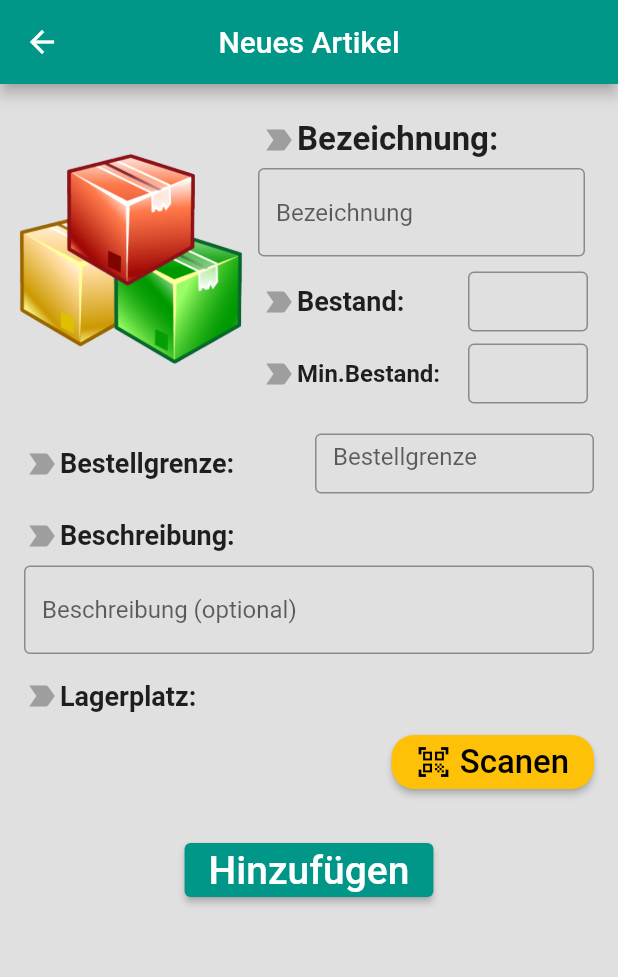
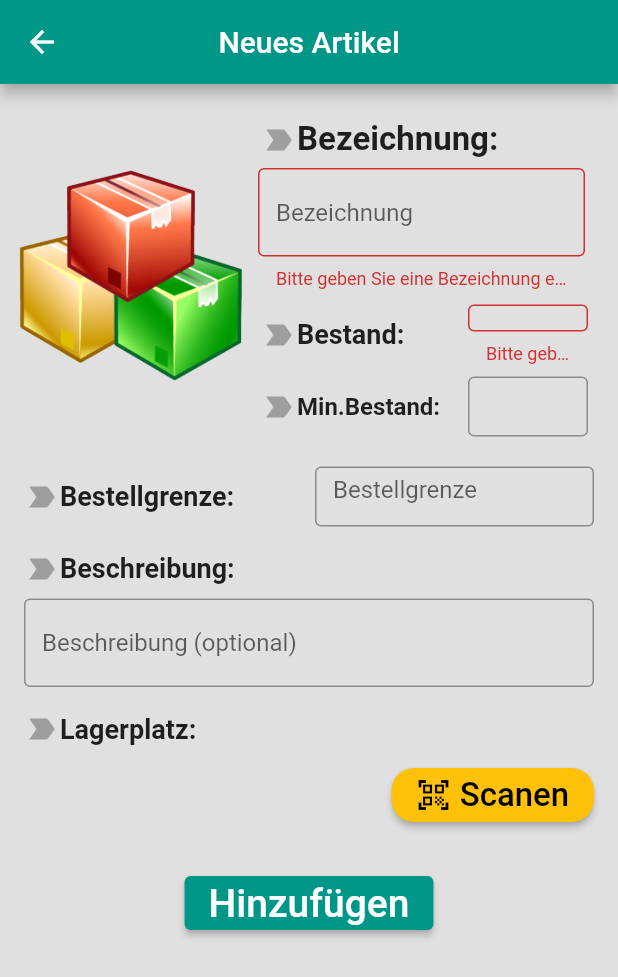
Before and after one commit to A-Furoogh/inventar_app, a Flutter app: the ArtikelCrudPage screen opened directly, after a tap on "Hinzufügen", on a phone screen of 412 x 824 dp. Shown: the top 977 px of the screen. Run offline on Flutter 3.47's test engine with Material 2 defaults, Android fonts, the phone set to English and light mode, and no system bars; our stand-ins replace bloc, equatable, flutter_bloc, flutter_phoenix, image_picker; missing offline and left inert: flutter_barcode_scanner.

Commit message:
Add function fixed with image

```diff
--- a/lib/blocs/artikel_bloc/artikel_bloc.dart
+++ b/lib/blocs/artikel_bloc/artikel_bloc.dart
@@ -23,6 +23,7 @@ class ArtikelBloc extends Bloc<ArtikelEvent, ArtikelState> {
     });
 
     on<ArtikelAddEvent>((event, emit) async {
+      emit(const ArtikelLoadingState());
       try {
         await _artikelRepository.addArtikel(event.artikel);
         final List<Artikel> artikel = await _artikelRepository.getArtikels();
--- a/lib/models/artikel.dart
+++ b/lib/models/artikel.dart
@@ -5,8 +5,8 @@ class Artikel {
   final int bestand;
   final int? mindestbestand;
   final int? bestellgrenze;
-  final String? image;
-  final int? lagerplatzId;
+  String? image;
+  final String? lagerplatzId;
 
   Artikel({
     this.artikelId,
@@ -28,7 +28,7 @@ class Artikel {
       mindestbestand: json['mindestbestand'] != null ? int.parse(json['mindestbestand']) : null,
       bestellgrenze: json['bestellgrenze'] != null ? int.parse(json['bestellgrenze']) : null,
       image: json['image'],
-      lagerplatzId: json['lagerplatzId'] != null ? int.parse(json['lagerplatzId']) : null,
+      lagerplatzId: json['lagerplatzId'] ?? json['lagerplatzId'],
     );
   }
 
--- a/lib/pages/artikel/artikel_tile.dart
+++ b/lib/pages/artikel/artikel_tile.dart
@@ -10,11 +10,11 @@ class ArtikelTile extends StatelessWidget {
   final int bestand;
   final int? mindestbestand;
   final int? bestellgrenze;
-  final int? lagerplatzId;
+  final String? lagerplatzId;
   final String? beschreibung;
 
 
-  const ArtikelTile({super.key, this.image, required this.bezeichnung, required this.artikelId, required this.bestand, this.mindestbestand = 0, this.bestellgrenze = 0, this.lagerplatzId = 0, this.beschreibung= ' '});
+  const ArtikelTile({super.key, this.image, required this.bezeichnung, required this.artikelId, required this.bestand, this.mindestbestand = 0, this.bestellgrenze = 0, this.lagerplatzId = '', this.beschreibung= ' '});
 
   @override
   Widget build(BuildContext context) {
--- a/lib/pages/artikel_crud/artikel_crud_page.dart
+++ b/lib/pages/artikel_crud/artikel_crud_page.dart
@@ -3,7 +3,10 @@ import 'dart:io';
 import 'package:flutter/material.dart';
 import 'package:flutter/services.dart';
 import 'package:flutter_barcode_scanner/flutter_barcode_scanner.dart';
+import 'package:flutter_bloc/flutter_bloc.dart';
 import 'package:image_picker/image_picker.dart';
+import 'package:inventar_app/blocs/artikel_bloc/artikel_bloc.dart';
+import 'package:inventar_app/models/artikel.dart';
 
 class ArtikelCrudPage extends StatefulWidget {
   const ArtikelCrudPage({super.key});
@@ -26,6 +29,7 @@ class _ArtikelCrudPageState extends State<ArtikelCrudPage> {
 
   final GlobalKey<FormState> _formKey = GlobalKey<FormState>();
 
+
   @override
   Widget build(BuildContext context) {
     return Scaffold(
@@ -47,16 +51,17 @@ class _ArtikelCrudPageState extends State<ArtikelCrudPage> {
                       children: [
                         GestureDetector(
                             onTap: _changeImage,
-                          child: _pickedImage != null ? Image.file(
-                              _pickedImage!,
-                              width: 150,
-                              height: 150,
-                              fit: BoxFit.cover) : const Image(
-                              image: AssetImage('assets/images/default_artikel.png'),
+                            child: _pickedImage != null
+                                ? Image.file(_pickedImage!,
                                     width: 150,
                                     height: 150,
                                     fit: BoxFit.cover)
-                        ),
+                                : const Image(
+                                    image: AssetImage(
+                                        'assets/images/default_artikel.png'),
+                                    width: 150,
+                                    height: 150,
+                                    fit: BoxFit.cover)),
                         Expanded(
                           child: Padding(
                             padding: const EdgeInsets.all(4.0),
@@ -74,7 +79,8 @@ class _ArtikelCrudPageState extends State<ArtikelCrudPage> {
                                                 color: Colors.grey),
                                             Text('Bezeichnung: ',
                                                 style: TextStyle(
-                                                    fontWeight: FontWeight.bold,
+                                                    fontWeight:
+                                                        FontWeight.bold,
                                                     fontSize: 22)),
                                           ],
                                         ),
@@ -154,7 +160,8 @@ class _ArtikelCrudPageState extends State<ArtikelCrudPage> {
                                               Text(
                                                 'Min.Bestand: ',
                                                 style: TextStyle(
-                                                    fontWeight: FontWeight.bold,
+                                                    fontWeight:
+                                                        FontWeight.bold,
                                                     fontSize: 16),
                                               ),
                                             ],
@@ -191,7 +198,8 @@ class _ArtikelCrudPageState extends State<ArtikelCrudPage> {
                             padding: EdgeInsets.all(4.0),
                             child: Row(
                               children: [
-                                Icon(Icons.label_important, color: Colors.grey),
+                                Icon(Icons.label_important,
+                                    color: Colors.grey),
                                 Text('Bestellgrenze: ',
                                     style: TextStyle(
                                         fontWeight: FontWeight.bold,
@@ -278,7 +286,8 @@ class _ArtikelCrudPageState extends State<ArtikelCrudPage> {
                                     backgroundColor: Colors.amber,
                                     foregroundColor: Colors.black,
                                     shape: RoundedRectangleBorder(
-                                      borderRadius: BorderRadius.circular(15.0),
+                                      borderRadius:
+                                          BorderRadius.circular(15.0),
                                     )),
                                 child: const Row(
                                   children: [
@@ -301,7 +310,35 @@ class _ArtikelCrudPageState extends State<ArtikelCrudPage> {
                       padding: const EdgeInsets.symmetric(
                           vertical: 16.0, horizontal: 8.0),
                       child: ElevatedButton(
-                        onPressed: () {},
+                        onPressed: () {
+                          if (_formKey.currentState!.validate()) {
+                            Artikel artikel = Artikel(
+                                bezeichnung: _bezeichnungController.text,
+                                bestand: int.parse(_bestandController.text),
+                                mindestbestand: _minBestandController
+                                        .text.isNotEmpty
+                                    ? int.parse(_minBestandController.text)
+                                    : 0,
+                                bestellgrenze: _bestellgrenzeController
+                                        .text.isNotEmpty
+                                    ? int.parse(_bestellgrenzeController.text)
+                                    : 0,
+                                beschreibung:
+                                    _beschreibungController.text.isNotEmpty
+                                        ? _beschreibungController.text
+                                        : null,
+                                lagerplatzId:
+                                    _lagerplatzIdController.isNotEmpty
+                                        ? _lagerplatzIdController
+                                        : null,
+                                image: _pickedImage != null
+                                    ? _pickedImage!.path
+                                    : null);
+                            // Mit dem ArtikelAddEvent wird der Artikel in der Datenbank gespeichert
+                            BlocProvider.of<ArtikelBloc>(context).add(ArtikelAddEvent(artikel));
+                            Navigator.pop(context);
+                          }
+                        },
                         child: const Text('Hinzufügen',
                             style: TextStyle(fontSize: 26)),
                       ),
@@ -429,5 +466,4 @@ void _processImage(XFile? pickedFile) {
       );
     }
   }
-
 }
```
Also changed, not shown: lib/repositories/artikel_repository.dart (+21 -0 lines). Lines whose indentation alone changed are shown as unchanged.
